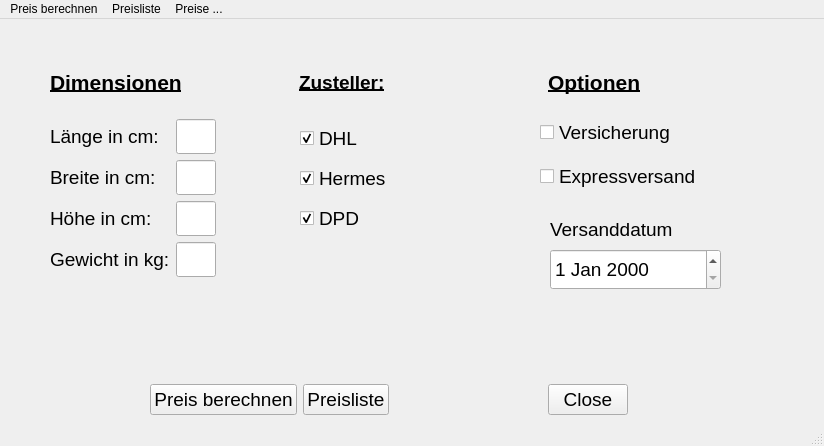
Above: vk_rechner_main.ui from ihprojects/ShippingCalculator before the change. Below: the same form after it.
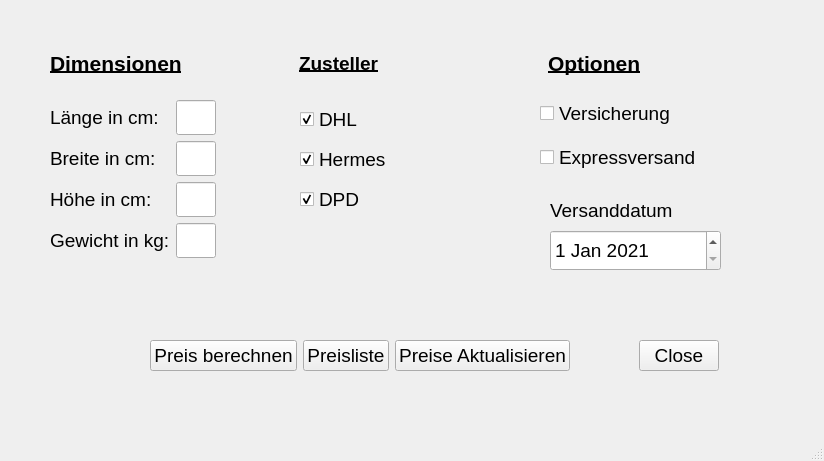
That is the form after the change.

What changed in the file:
```diff
--- a/vk_rechner_main.ui
+++ b/vk_rechner_main.ui
@@ -7,7 +7,7 @@
     <x>0</x>
     <y>0</y>
     <width>824</width>
-    <height>446</height>
+    <height>461</height>
    </rect>
   </property>
   <property name="minimumSize">
@@ -24,9 +24,9 @@
     <property name="geometry">
      <rect>
       <x>150</x>
-      <y>360</y>
+      <y>330</y>
       <width>631</width>
-      <height>41</height>
+      <height>51</height>
      </rect>
     </property>
     <layout class="QHBoxLayout" name="horizontalLayout">
@@ -54,6 +54,18 @@
        </property>
       </widget>
      </item>
+     <item>
+      <widget class="QPushButton" name="but_update">
+       <property name="font">
+        <font>
+         <pointsize>14</pointsize>
+        </font>
+       </property>
+       <property name="text">
+        <string>Preise Aktualisieren</string>
+       </property>
+      </widget>
+     </item>
      <item>
       <widget class="QDialogButtonBox" name="but_close">
        <property name="font">
@@ -88,6 +100,30 @@
       <pointsize>14</pointsize>
      </font>
     </property>
+    <property name="dateTime">
+     <datetime>
+      <hour>0</hour>
+      <minute>0</minute>
+      <second>0</second>
+      <year>2021</year>
+      <month>1</month>
+      <day>1</day>
+     </datetime>
+    </property>
+    <property name="maximumDate">
+     <date>
+      <year>9999</year>
+      <month>12</month>
+      <day>1</day>
+     </date>
+    </property>
+    <property name="date">
+     <date>
+      <year>2021</year>
+      <month>1</month>
+      <day>1</day>
+     </date>
+    </property>
    </widget>
    <widget class="QWidget" name="formLayoutWidget">
     <property name="geometry">
@@ -430,7 +466,7 @@
         </font>
        </property>
        <property name="text">
-        <string>Zusteller:</string>
+        <string>Zusteller</string>
        </property>
       </widget>
      </item>
@@ -465,26 +501,6 @@
      <height>22</height>
     </rect>
    </property>
-   <widget class="QMenu" name="menuPreis_berechnen">
-    <property name="title">
-     <string>Preis berechnen</string>
-    </property>
-   </widget>
-   <widget class="QMenu" name="menuPreisliste">
-    <property name="title">
-     <string>Preisliste</string>
-    </property>
-   </widget>
-   <widget class="QMenu" name="menuPreise_aktualisieren">
-    <property name="title">
-     <string>Preise ...</string>
-    </property>
-    <addaction name="actionAuf_Updatestes_pruefen"/>
-    <addaction name="actionAktualisieren"/>
-   </widget>
-   <addaction name="menuPreis_berechnen"/>
-   <addaction name="menuPreisliste"/>
-   <addaction name="menuPreise_aktualisieren"/>
   </widget>
   <widget class="QStatusBar" name="statusbar"/>
   <action name="actionAuf_Updatestes_pruefen">
```
